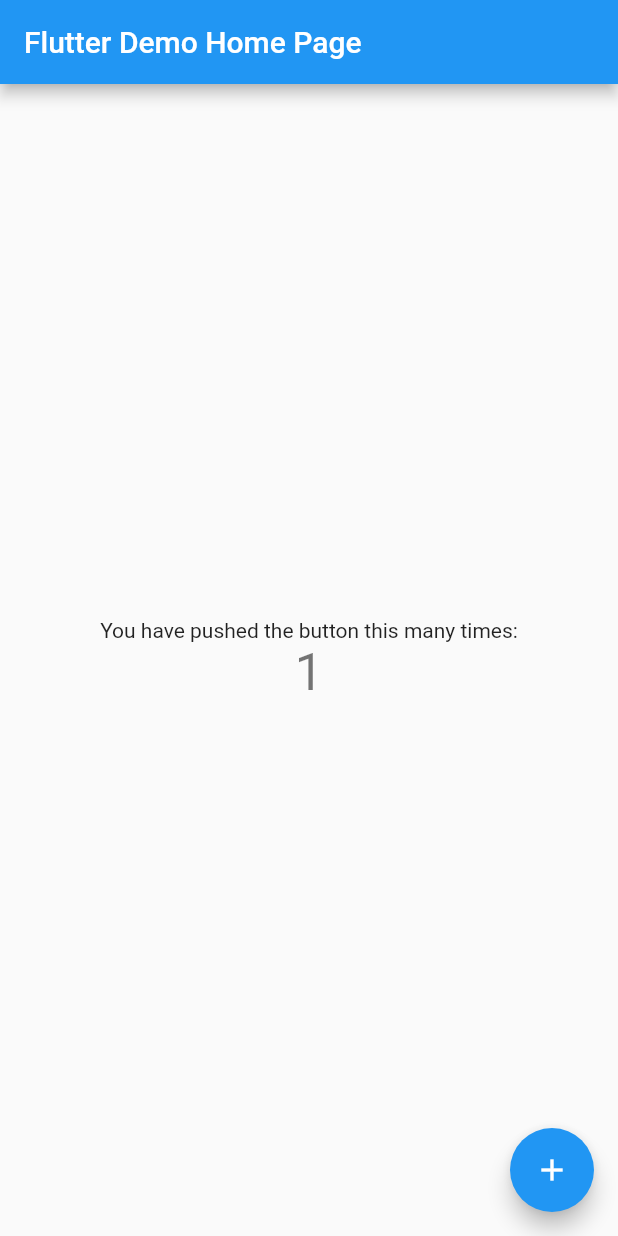
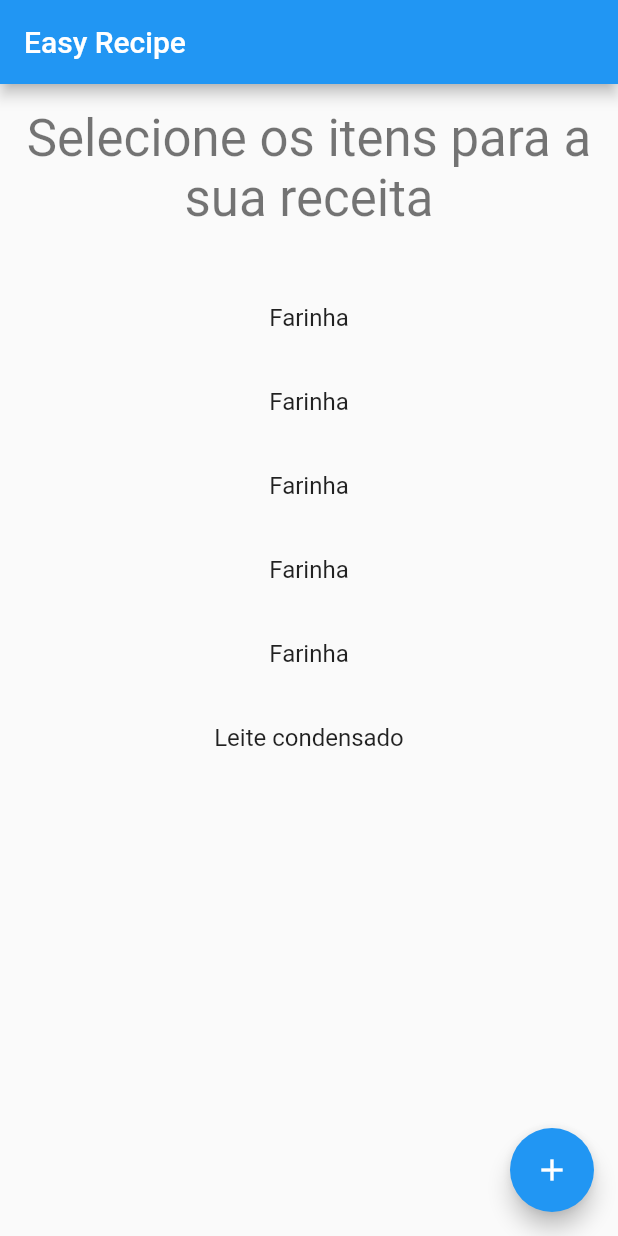
Before and after one commit to ApoloRossi/recipe, a Flutter app: the MyHomePage screen opened directly, after a tap on the "add" icon, on a phone screen of 412 x 824 dp. Run offline on Flutter 3.47's test engine with Material 2 defaults, Android fonts, the phone set to English and light mode, and no system bars.

```diff
--- a/lib/main.dart
+++ b/lib/main.dart
@@ -10,11 +10,11 @@ class MyApp extends StatelessWidget {
   @override
   Widget build(BuildContext context) {
     return MaterialApp(
-      title: 'Flutter Demo',
+      title: 'Easy Recipe',
       theme: ThemeData(
         primarySwatch: Colors.blue,
       ),
-      home: const MyHomePage(title: 'Flutter Demo Home Page'),
+      home: const MyHomePage(title: 'Easy Recipe'),
     );
   }
 }
@@ -29,11 +29,38 @@ class MyHomePage extends StatefulWidget {
 }
 
 class _MyHomePageState extends State<MyHomePage> {
-  int _counter = 0;
 
-  void _incrementCounter() {
+  List<String> ingredientList = List.empty(growable: true);
+
+   @override
+  void initState() {
+    // TODO: implement initState
+    super.initState();
+    fetchIngredientFromDataBase();
+  }
+
+  void fetchIngredientFromDataBase() {
+    //TODO: Fetch from Database
+    for(int i = 0; i < 5; i++) {
+      ingredientList.add(
+          'Farinha'
+      );
+    }
+  }
+
+  List<Widget> _provideWidgetItems() {
+    List<Widget> widgets = List.empty(growable: true);
+    for(int i = 0; i < ingredientList.length; i++) {
+      widgets.add(
+          ListTile(title: Center(child: Text(ingredientList[i])))
+      );
+    }
+    return widgets;
+  }
+
+  void _addNewIngredient() {
     setState(() {
-      _counter++;
+      ingredientList.add("Leite condensado");
     });
   }
 
@@ -45,20 +72,26 @@ class _MyHomePageState extends State<MyHomePage> {
       ),
       body: Center(
         child: Column(
-          mainAxisAlignment: MainAxisAlignment.center,
+          mainAxisAlignment: MainAxisAlignment.start,
           children: <Widget>[
-            const Text(
-              'You have pushed the button this many times:',
+            Padding(
+              padding: const EdgeInsets.all(16),
+              child: (Text(
+                'Selecione os itens para a sua receita',
+                style: Theme.of(context).textTheme.headline4,
+                textAlign: TextAlign.center,
+              )),
             ),
-            Text(
-              '$_counter',
-              style: Theme.of(context).textTheme.headline4,
-            ),
+            Expanded(
+                child: ListView(
+              padding: const EdgeInsets.all(16),
+              children: _provideWidgetItems(),
+            ))
           ],
         ),
       ),
       floatingActionButton: FloatingActionButton(
-        onPressed: _incrementCounter,
+        onPressed: _addNewIngredient,
         tooltip: 'Increment',
         child: const Icon(Icons.add),
       ), // This trailing comma makes auto-formatting nicer for build methods.
```
